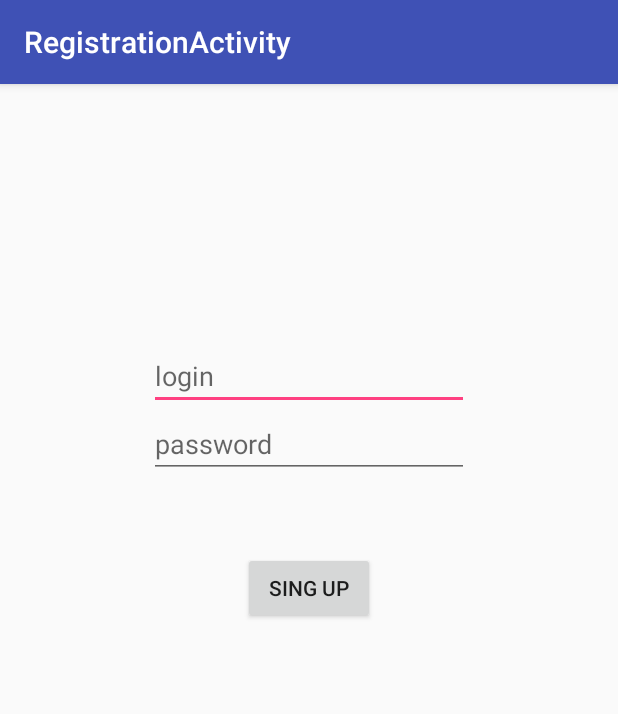
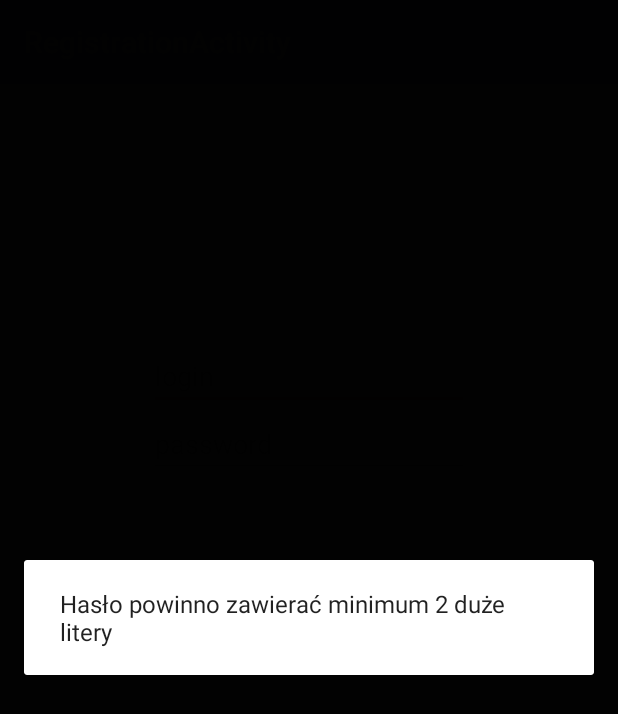
Before and after one commit to WojciechKwasnyy/App, an Android app: the RegistrationActivity screen opened directly, with no data from a screen before it, after a tap on "SING UP", on a phone screen of 412 x 824 dp. Shown: the top 714 px of the screen. Run offline under Robolectric (Android 15) with nearby library versions, the phone set to English and light mode, and no system bars; libraries missing offline, so code that uses them is left out: com.firebase.client; 5 statements that could not run were skipped.

Commit message:
Dodane wymagania dot hasla i loginu przy rejestracji

```diff
--- a/app/build.gradle
+++ b/app/build.gradle
@@ -40,6 +40,6 @@ dependencies {
     compile 'com.android.support:design:23.2.1'
     compile 'com.google.android.gms:play-services-appindexing:8.1.0'
     //compile 'com.firebase:firebase-client-android:2.3.1'
-    compile files('D:/Skamper/App/.idea/shelf/firebase-client-android-2.5.2 (1).jar')
-    compile files('D:/Skamper/App/libs/sinch-android-rtc-3.9.3.jar')
+  //  compile files('D:/Skamper/App/.idea/shelf/firebase-client-android-2.5.2 (1).jar')
+    //compile files('D:/Skamper/App/libs/sinch-android-rtc-3.9.3.jar')
 }
--- a/app/src/main/java/com/example/wojtek_asus/app/RegistrationActivity.java
+++ b/app/src/main/java/com/example/wojtek_asus/app/RegistrationActivity.java
@@ -1,6 +1,7 @@
 package com.example.wojtek_asus.app;
 
 import android.app.AlertDialog;
+import android.content.Intent;
 import android.os.Bundle;
 import android.support.design.widget.FloatingActionButton;
 import android.support.design.widget.Snackbar;
@@ -23,6 +24,13 @@ import java.util.Map;
 public class RegistrationActivity extends AppCompatActivity {
 
 
+public int sum;
+
+
+    @Override
+    public void registerForContextMenu(View view) {
+            super.registerForContextMenu(view);
+    }
 
     public void SignUp(View view) throws IOException
     {
@@ -62,14 +70,18 @@ try
                 builder11.setMessage("Nie dodano Użytkownika").show();
             }
         });
-*/
+*/loginClicked();
+    passwordClicked();
         }
         catch(Exception ex)
         {
             AlertDialog.Builder builder113 = new AlertDialog.Builder(getApplicationContext());
             builder113.setMessage(ex.getMessage()).show();
         }
-
+        if(sum < 1) {
+            Intent intent = new Intent(this, MainActivity.class);
+            startActivity(intent);
+        }
     };
 
 
@@ -85,7 +97,74 @@ try
 
 
     }
+    private void loginClicked() {
+        EditText Logintmp = (EditText) findViewById(R.id.LoginRejestration);
+        String userName = Logintmp.getText().toString();
+        if (userName.isEmpty()) {
+            sum++;
+            AlertDialog.Builder builder13 = new AlertDialog.Builder(this);
+            builder13.setMessage("Wprowadź Login").show();
+        }
 
+
+    }
+    private void passwordClicked()
+    {
+        EditText Passwordtmp = (EditText) findViewById(R.id.PasswordRejestration);
+                String UserPass = Passwordtmp.getText().toString();
+        if (UserPass.length()<8)
+        {
+            sum++;
+            int num = Integer.parseInt(UserPass);
+
+            AlertDialog.Builder builder14 = new AlertDialog.Builder(this);
+            builder14.setMessage(num + "Za krótkie hasło").show();
+        }
+        int countnum = 0;
+        int countupp =0;
+        int countlow =0;
+
+        for (int i = 0; i < UserPass.length(); i++)
+        {
+            if (Character.isDigit(UserPass.charAt(i)))
+            {
+                countnum++;
+            }
+        }
+
+        for(int i=0; i < UserPass.length() ;i++)
+        {
+            if (Character.isUpperCase(UserPass.charAt(i)))
+            {
+                countupp++;
+            }
+        }
+        for(int i=0; i < UserPass.length() ;i++)
+        {
+            if (Character.isLowerCase(UserPass.charAt(i)))
+            {
+                countlow++;
+            }
+        }
+        if (countnum<2)
+        {
+            sum++;
+            AlertDialog.Builder builder15 = new AlertDialog.Builder(this);
+            builder15.setMessage("Hasło powinno zawierać minimum 2 cyfry").show();
+        }
+        if (countlow<2)
+        {
+            sum++;
+            AlertDialog.Builder builder17 = new AlertDialog.Builder(this);
+            builder17.setMessage("Hasło powinno zawierać minimum 2 małe litery").show();
+        }
+        if (countupp<2)
+        {
+            sum++;
+            AlertDialog.Builder builder16 = new AlertDialog.Builder(this);
+            builder16.setMessage("Hasło powinno zawierać minimum 2 duże litery").show();
+        }
+    }
 class TempUser
 {
     String TmpLogin;
@@ -99,4 +178,5 @@ class TempUser
 
 
 
-}}
+}
+}
```
Also changed, not shown: app/src/main/AndroidManifest.xml (+5 -4 lines), app/src/main/java/com/example/wojtek_asus/app/MainActivity.java (+19 -3 lines), app/src/main/java/com/example/wojtek_asus/app/RingingActivity.java (+4 -4 lines), app/src/main/java/com/example/wojtek_asus/app/VideoCall.java (added, +13 -0 lines), app/src/main/res/layout/activity_video_call.xml (added, +12 -0 lines).
